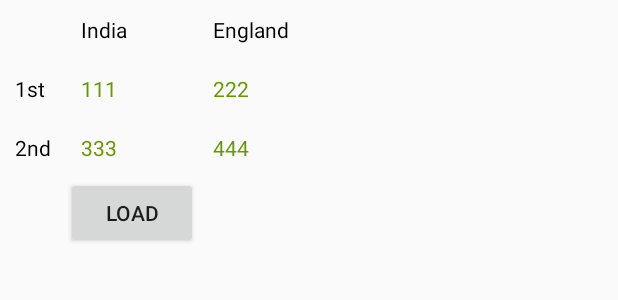
After one commit to zedd-1983/android_school, an Android app: the layout my_table_layout.xml on its own in the app's theme, with its tools: preview values and no code run, on a phone screen of 412 x 824 dp. The commit adds this screen. Shown: the top 300 px of the screen. Run offline under Robolectric (Android 15) with nearby library versions, the phone set to English and light mode, and no system bars.

Commit message:
app functional

```diff
--- a/Project3_exploring_leayouts/app/src/main/java/com/example/project3_exploring_leayouts/MainActivity.java
+++ b/Project3_exploring_leayouts/app/src/main/java/com/example/project3_exploring_leayouts/MainActivity.java
@@ -15,17 +15,17 @@ public class MainActivity extends AppCompatActivity {
 
     }
 
-    void loadConstraintLayout(View v)
+    public void loadConstraintLayout(View v)
     {
         setContentView(R.layout.activity_main);
     }
 
-    void loadTableLayout(View v)
+    public void loadTableLayout(View v)
     {
-        //setContentView(R.layout.my_table_layout);
+        setContentView(R.layout.my_table_layout);
     }
 
-    void loadMenuLayout(View v)
+    public void loadMenuLayout(View v)
     {
         setContentView(R.layout.main_menu);
     }
--- /dev/null
+++ b/Project3_exploring_leayouts/app/src/main/res/layout/my_table_layout.xml
@@ -0,0 +1,106 @@
+<?xml version="1.0" encoding="utf-8"?>
+<TableLayout xmlns:android="http://schemas.android.com/apk/res/android"
+    android:layout_width="wrap_content"
+    android:layout_height="wrap_content">
+
+    <TableRow
+        android:layout_width="match_parent"
+        android:layout_height="match_parent">
+
+        <TextView
+            android:id="@+id/textView12"
+            android:layout_width="wrap_content"
+            android:layout_height="wrap_content"
+            android:layout_column="1"
+            android:padding="10sp"
+            android:text="@string/india"
+            android:textColor="@android:color/black" />
+
+        <TextView
+            android:id="@+id/textView11"
+            android:layout_width="wrap_content"
+            android:layout_height="wrap_content"
+            android:layout_column="2"
+            android:padding="10sp"
+            android:text="@string/england"
+            android:textColor="@android:color/black" />
+    </TableRow>
+
+    <TableRow
+        android:layout_width="match_parent"
+        android:layout_height="match_parent">
+
+        <TextView
+            android:id="@+id/textView10"
+            android:layout_width="wrap_content"
+            android:layout_height="wrap_content"
+            android:layout_column="0"
+            android:padding="10sp"
+            android:text="@string/_1st"
+            android:textColor="@android:color/black" />
+
+        <TextView
+            android:id="@+id/textView9"
+            android:layout_width="wrap_content"
+            android:layout_height="wrap_content"
+            android:layout_column="1"
+            android:padding="10sp"
+            android:text="@string/_111"
+            android:textColor="@android:color/holo_green_dark" />
+
+        <TextView
+            android:id="@+id/textView8"
+            android:layout_width="wrap_content"
+            android:layout_height="wrap_content"
+            android:layout_column="2"
+            android:padding="10sp"
+            android:text="@string/_222"
+            android:textColor="@android:color/holo_green_dark" />
+    </TableRow>
+
+    <TableRow
+        android:layout_width="match_parent"
+        android:layout_height="match_parent">
+
+        <TextView
+            android:id="@+id/textView7"
+            android:layout_width="wrap_content"
+            android:layout_height="wrap_content"
+            android:layout_column="0"
+            android:padding="10sp"
+            android:text="@string/_2nd"
+            android:textColor="@android:color/black" />
+
+        <TextView
+            android:id="@+id/textView6"
+            android:layout_width="wrap_content"
+            android:layout_height="wrap_content"
+            android:layout_column="1"
+            android:padding="10sp"
+            android:text="@string/_333"
+            android:textColor="@android:color/holo_green_dark" />
+
+        <TextView
+            android:id="@+id/textView5"
+            android:layout_width="wrap_content"
+            android:layout_height="wrap_content"
+            android:layout_column="2"
+            android:padding="10sp"
+            android:text="@string/_444"
+            android:textColor="@android:color/holo_green_dark" />
+
+    </TableRow>
+
+    <TableRow
+        android:layout_width="match_parent"
+        android:layout_height="match_parent" >
+
+        <Button
+            android:id="@+id/button3"
+            android:layout_width="wrap_content"
+            android:layout_height="wrap_content"
+            android:layout_column="1"
+            android:onClick="loadMenuLayout"
+            android:text="@string/load" />
+    </TableRow>
+</TableLayout>
--- a/Project3_exploring_leayouts/app/src/main/res/values/strings.xml
+++ b/Project3_exploring_leayouts/app/src/main/res/values/strings.xml
@@ -7,4 +7,12 @@
     <string name="load_table_layout">Load Table Layout</string>
     <string name="load2">LOAD</string>
     <string name="back_to_the_menu">Back to the menu</string>
+    <string name="india">India</string>
+    <string name="england">England</string>
+    <string name="_1st">1st</string>
+    <string name="_2nd">2nd</string>
+    <string name="_111">111</string>
+    <string name="_222">222</string>
+    <string name="_333">333</string>
+    <string name="_444">444</string>
 </resources>
```
